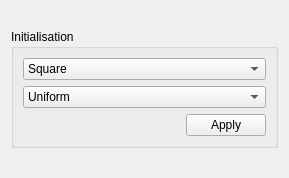
First picture: the form in code/Mud/sidebar.ui, repository lauraBaakman/Introduction-to-Computational-Science, before the edit.
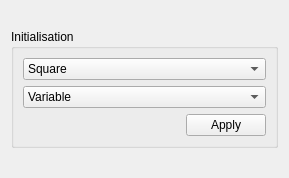
Second picture: the form after the edit.

Commit message: Sidebar because Laura

Patch:
```diff
--- a/code/Mud/sidebar.ui
+++ b/code/Mud/sidebar.ui
@@ -62,6 +62,9 @@
       </item>
       <item row="1" column="0" colspan="2">
        <widget class="QComboBox" name="gridTypeDistribution">
+        <property name="currentIndex">
+         <number>1</number>
+        </property>
         <item>
          <property name="text">
           <string>Uniform</string>
```
